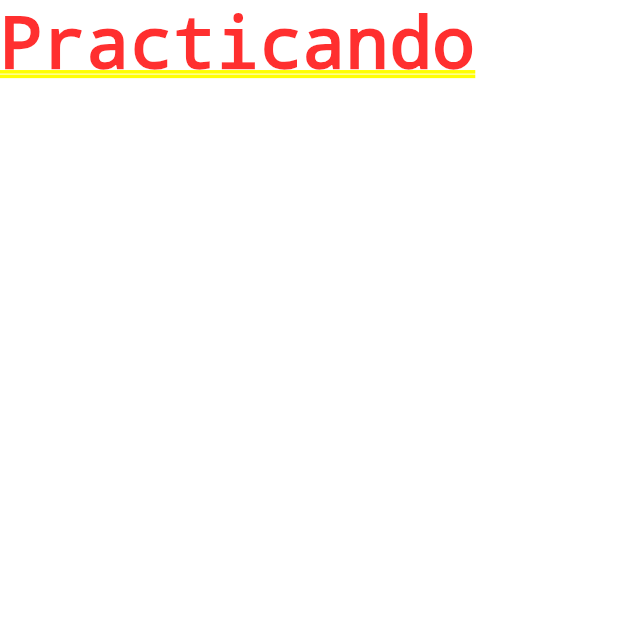
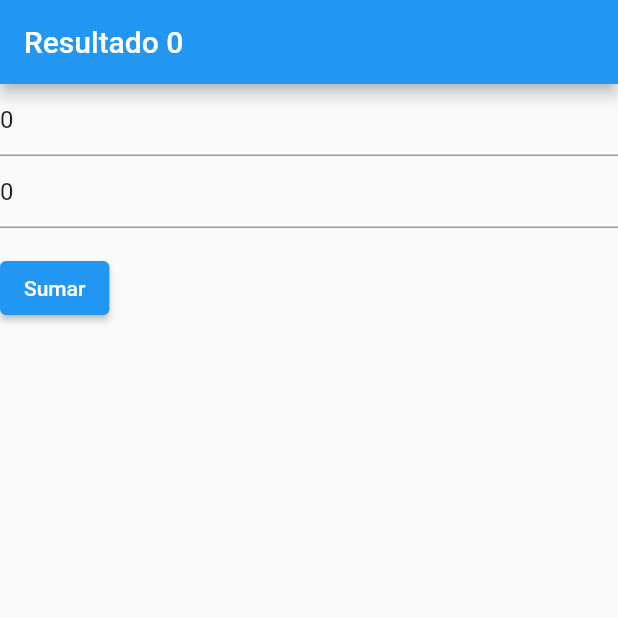
Before and after one commit to carlosdarioio/cf_flutter, a Flutter app: the screen it shows after launch, on a phone screen of 412 x 824 dp, the top half of it. Run offline on Flutter 3.47's test engine with Material 2 defaults, Android fonts, the phone set to English and light mode, and no system bars.

Commit message:
suamdo numeros
testetiando el provider sumando dos numeros

```diff
--- a/lib/iniciando.dart
+++ b/lib/iniciando.dart
@@ -1,12 +1,76 @@
+import 'package:cf_flutter/services/usuario_service.dart';
 import 'package:flutter/material.dart';
+import 'package:provider/provider.dart';
 
-class Iniciando extends StatelessWidget {
-  const Iniciando({Key key}) : super(key: key);
+class Iniciando extends StatefulWidget {
+  //const Iniciando({Key key}) : super(key: key);
 
   @override
+  _IniciandoState createState() => _IniciandoState();
+}
+
+class _IniciandoState extends State<Iniciando> {
+  @override
   Widget build(BuildContext context) {
-    return Container(
-      child: Text('Practicando'),
+    //final xusuario = Provider.of<UsuarioService>(context, listen: true);
+    final num1Controller = TextEditingController();
+    final num2Controller = TextEditingController();
+
+    final usuarioService = Provider.of<UsuarioService>(context, listen: true);
+    num1Controller.text = usuarioService.numero1.toString();
+    num2Controller.text = usuarioService.numero2.toString();
+    return MaterialApp(
+      title: "appletenhtml",
+      home: Scaffold(
+          appBar: AppBar(
+            title: Text(
+                "Resultado ${usuarioService.numero1 + usuarioService.numero2}"),
+          ),
+          body: Form(
+            //key: _formKey,
+            child: Column(
+              crossAxisAlignment: CrossAxisAlignment.start,
+              children: <Widget>[
+                TextFormField(
+                  decoration:
+                      InputDecoration(hintText: 'Please enter number 1'),
+                  controller: num1Controller,
+                  keyboardType: TextInputType.number,
+                  validator: (value) {
+                    if (value.isEmpty) {
+                      return 'Please enter number1';
+                    }
+                    return null;
+                  },
+                ),
+                TextFormField(
+                  decoration:
+                      InputDecoration(hintText: 'Please enter number 2'),
+                  keyboardType: TextInputType.number,
+                  controller: num2Controller,
+                  validator: (value) {
+                    if (value.isEmpty) {
+                      return 'Please enter number2';
+                    }
+                    return null;
+                  },
+                ),
+                Padding(
+                  padding: const EdgeInsets.symmetric(vertical: 16.0),
+                  child: ElevatedButton(
+                    onPressed: () {
+                      usuarioService.numero1 = int.parse(num1Controller.text);
+                      usuarioService.numero2 = int.parse(num2Controller.text);
+                      //usuarioService.sumar();
+
+                      setState(() {});
+                    },
+                    child: Text('Sumar'),
+                  ),
+                ),
+              ],
+            ),
+          )),
     );
   }
 }
--- a/lib/services/usuario_service.dart
+++ b/lib/services/usuario_service.dart
@@ -1,32 +1,11 @@
 import 'package:cf_flutter/models/numeros.dart';
 import 'package:flutter/material.dart';
 
+class UsuarioService with ChangeNotifier {
+  int numero1 = 0;
+  int numero2 = 0;
 
-
-class UsuarioService with ChangeNotifier {
-
-  Numeros _numero;
-
-  Numeros get numeros => this._numero;
-  bool get existeUsuario => (this._numero != null) ? true : false;
-
-  set usuario( Numeros nums ) {
-    this._numero = nums;
-    notifyListeners();
+  int sumar() {
+    return numero1 + numero2;
   }
-
-  void cambiarNum1( int num ) {
-    this._numero.num1 = num;
-    notifyListeners();
-  }
-  void cambiarNum2( int num ) {
-    this._numero.num2 = num;
-    notifyListeners();
-  }
-
-  void removerNumeros(){
-    this._numero = null;
-    notifyListeners();
-  }
-
 }
```
